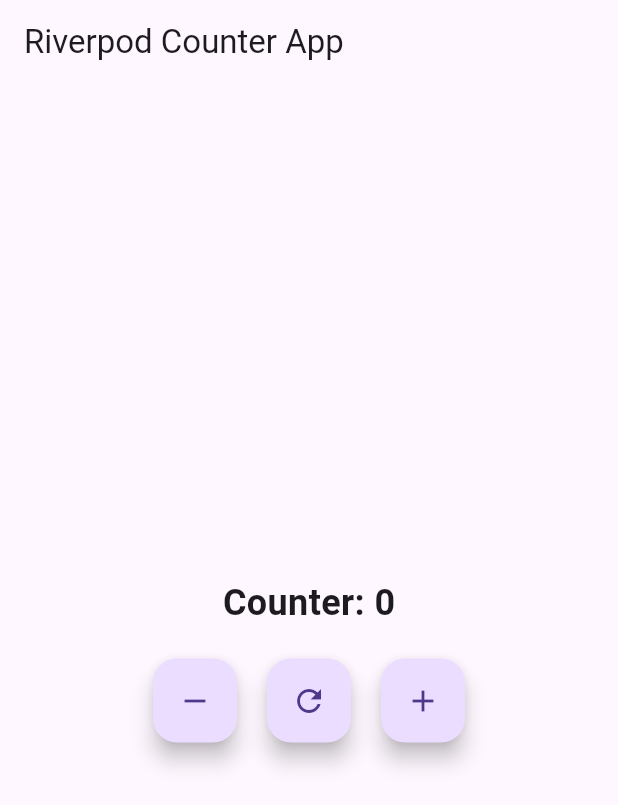
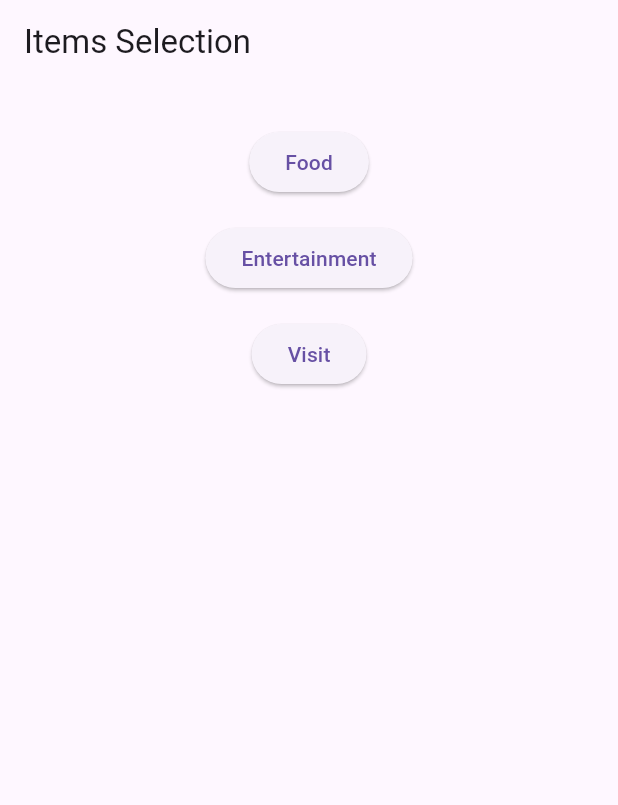
Before and after one commit to JayaramDhungana/providerLearning, a Flutter app: the screen it shows after launch, on a phone screen of 412 x 824 dp. Shown: the top 805 px of the screen. Run offline on Flutter 3.47's test engine with Material 3 defaults, Android fonts, the phone set to English and light mode, and no system bars; our stand-ins replace flutter_riverpod.

Commit message:
task completed

```diff
--- a/lib/main.dart
+++ b/lib/main.dart
@@ -1,6 +1,8 @@
 import 'package:flutter/material.dart';
 import 'package:flutter_riverpod/flutter_riverpod.dart';
 import 'package:provider_pr/counter_screen.dart';
+import 'package:provider_pr/practiceGarauHaita/pr_home_screen.dart';
+import 'package:provider_pr/screens/home_screen.dart';
 
 void main() {
   //ProviderScope is a wrapper provided by Riverpod
@@ -17,7 +19,7 @@ class MyApp extends StatelessWidget {
   Widget build(BuildContext context) {
     return MaterialApp(
       debugShowCheckedModeBanner: false,
-      home: CounterScreen(),
+      home: PrHomeScreen(),
     );
   }
 }
--- /dev/null
+++ b/lib/practiceGarauHaita/pr_home_screen.dart
@@ -0,0 +1,35 @@
+import 'package:flutter/foundation.dart';
+import 'package:flutter/material.dart';
+import 'package:flutter/widgets.dart';
+
+class PrHomeScreen extends StatelessWidget {
+  const PrHomeScreen({super.key});
+
+  @override
+  Widget build(BuildContext context) {
+    Widget itemKoButton(String category) {
+      return Padding(
+        padding: const EdgeInsets.all(8.0),
+        child: ElevatedButton(onPressed: () {}, child: Text(category)),
+      );
+    }
+
+    return Scaffold(
+      appBar: AppBar(
+        title: const Text("Items Selection"),
+      ),
+      body: Center(
+        child: Padding(
+          padding: const EdgeInsets.all(20.0),
+          child: Column(
+            children: [
+              itemKoButton('Food'),
+              itemKoButton('Entertainment'),
+              itemKoButton('Visit'),
+            ],
+          ),
+        ),
+      ),
+    );
+  }
+}
```
Also changed, not shown: lib/models/item_model.dart (added, +8 -0 lines), lib/practiceGarauHaita/pr_add_item_screen.dart (added, +19 -0 lines), lib/practiceGarauHaita/pr_model_item.dart (added, +7 -0 lines), lib/practiceGarauHaita/pr_provider.dart (added, +14 -0 lines), lib/providers/item_provider.dart (added, +22 -0 lines), lib/screens/add_item_screen.dart (added, +57 -0 lines), lib/screens/home_screen.dart (added, +57 -0 lines), pubspec.lock.
